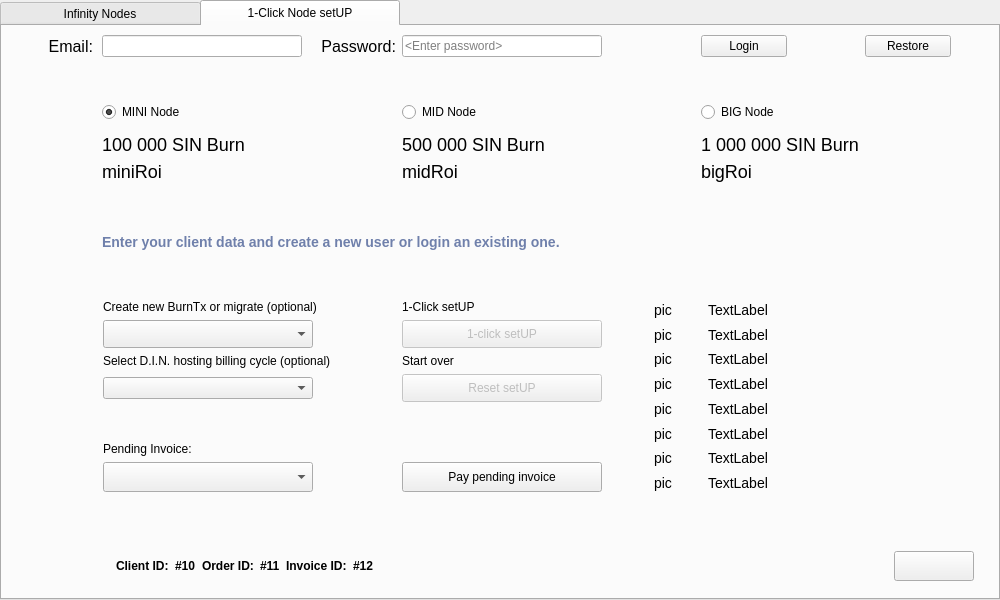
Above: src/qt/forms/masternodelist.ui from hardwarewise/SIN-core before the change. Below: the same form after it.
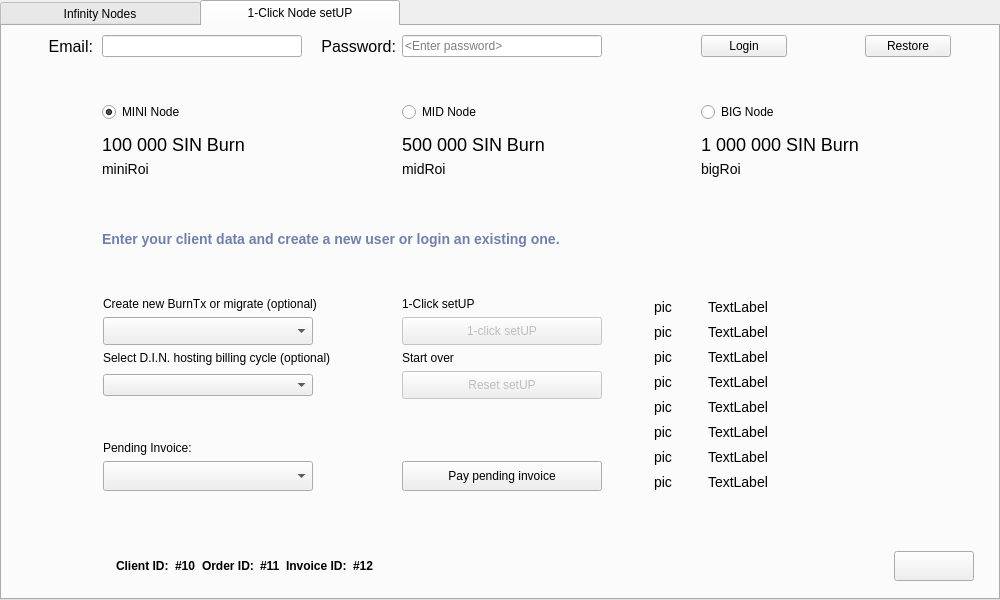
That is the form after the change. The open tabs and pages were chosen to show the change. Icons and pictures are not drawn.

Commit message: [gui] change roi font size and timer value

What changed in the file:
```diff
--- a/src/qt/forms/masternodelist.ui
+++ b/src/qt/forms/masternodelist.ui
@@ -843,7 +843,7 @@
            <item row="5" column="1">
             <widget class="QLabel" name="miniRoiLabel">
              <property name="styleSheet">
-              <string notr="true">font-size:18px;
+              <string notr="true">font-size:14px;
 </string>
              </property>
              <property name="text">
@@ -854,7 +854,7 @@
            <item row="5" column="3">
             <widget class="QLabel" name="midRoiLabel">
              <property name="styleSheet">
-              <string notr="true">font-size:18px;
+              <string notr="true">font-size:14px;
 </string>
              </property>
              <property name="text">
@@ -865,7 +865,7 @@
            <item row="5" column="5">
             <widget class="QLabel" name="bigRoiLabel">
              <property name="styleSheet">
-              <string notr="true">font-size:18px;
+              <string notr="true">font-size:14px;
 </string>
              </property>
              <property name="text">
```
The commit also changes 1 other file.
